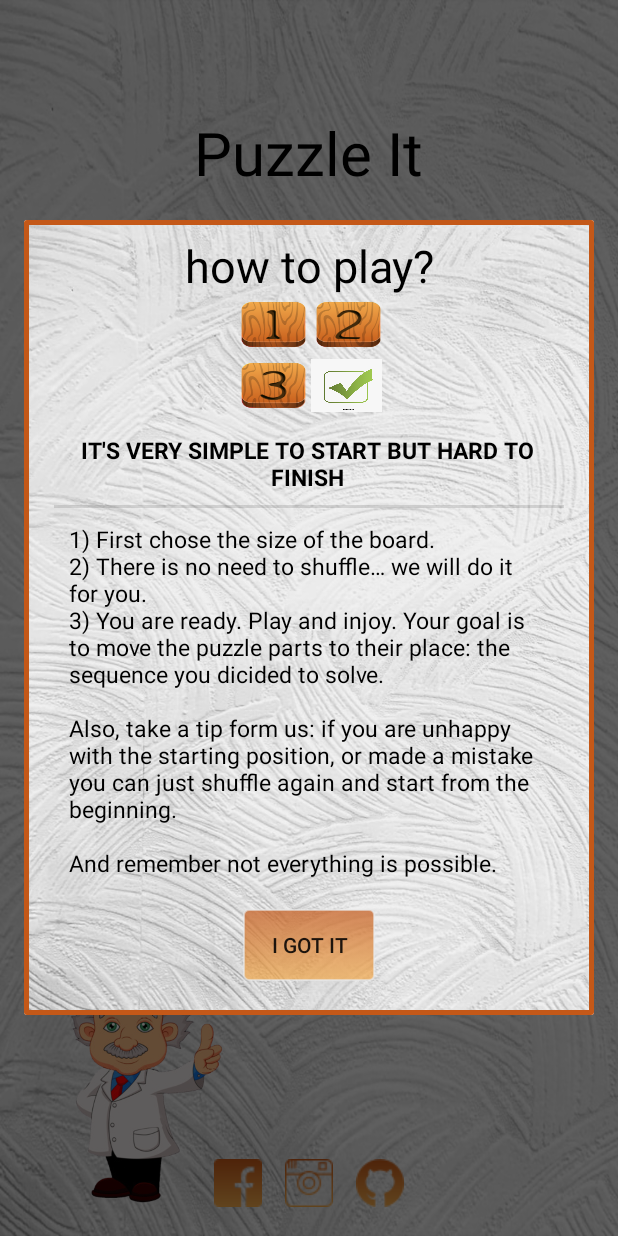
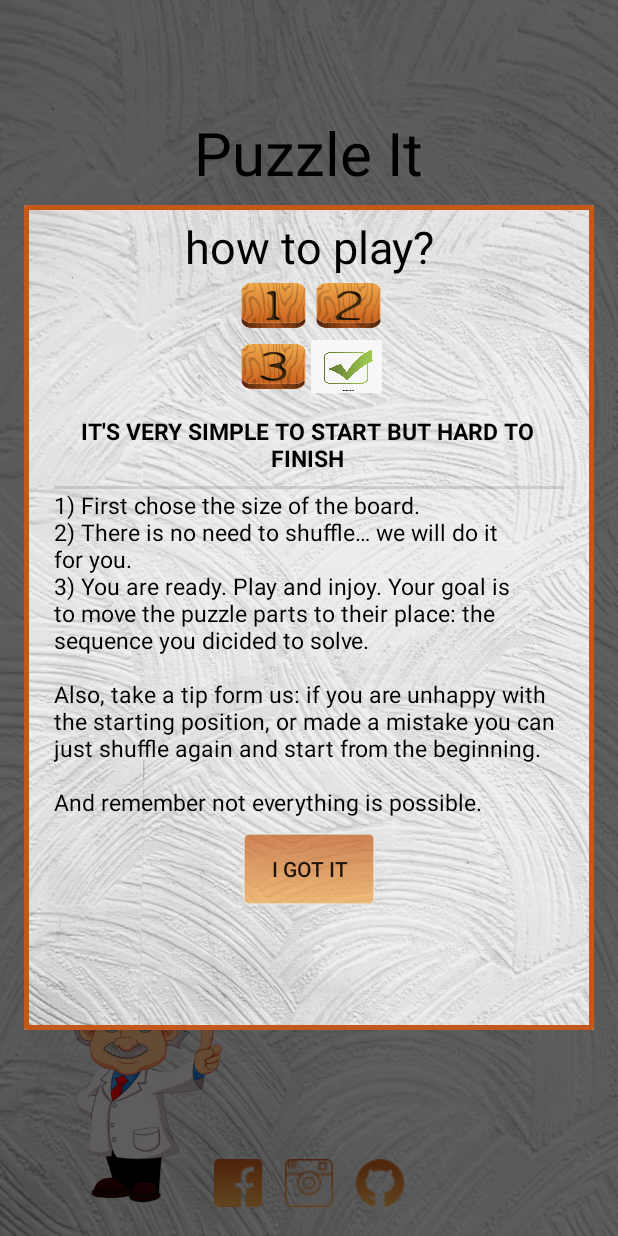
Before and after one commit to Galtager/PuzzleGame, an Android app: the screen it shows after launch (Home), after a tap on "information", on a phone screen of 412 x 824 dp. Run offline under Robolectric (Android 15) with nearby library versions, the phone set to English and light mode, and no system bars; libraries missing offline, so code that uses them is left out: com.daimajia.androidanimations; Roboto replaces fonts that are not available here; 16 statements that could not run were skipped.

Commit message:
little changes

```diff
--- a/app/src/main/res/layout/dialog_info.xml
+++ b/app/src/main/res/layout/dialog_info.xml
@@ -1,11 +1,11 @@
 <?xml version="1.0" encoding="utf-8"?>
 <LinearLayout
     xmlns:android="http://schemas.android.com/apk/res/android" android:layout_width="wrap_content"
-    android:layout_height="530dp"
+    android:layout_height="550dp"
     android:orientation="vertical"
     android:background="@drawable/dialog_border"
     android:paddingHorizontal="20dp"
-    android:paddingTop="10dp">
+    android:paddingTop="7dp">
 
     <TextView
         android:layout_width="match_parent"
@@ -92,7 +92,6 @@
 
     <TextView
         android:layout_width="match_parent"
-        android:padding="10dp"
         android:textSize="15sp"
         android:layout_height="wrap_content"
         android:textColor="@android:color/black"
```
Also changed, not shown: app/src/main/res/layout/dialog_setting.xml (+7 -0 lines).
